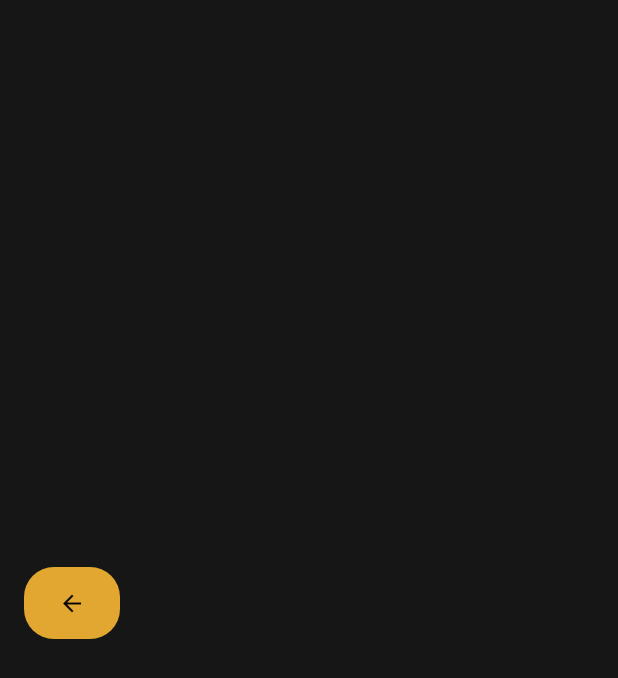
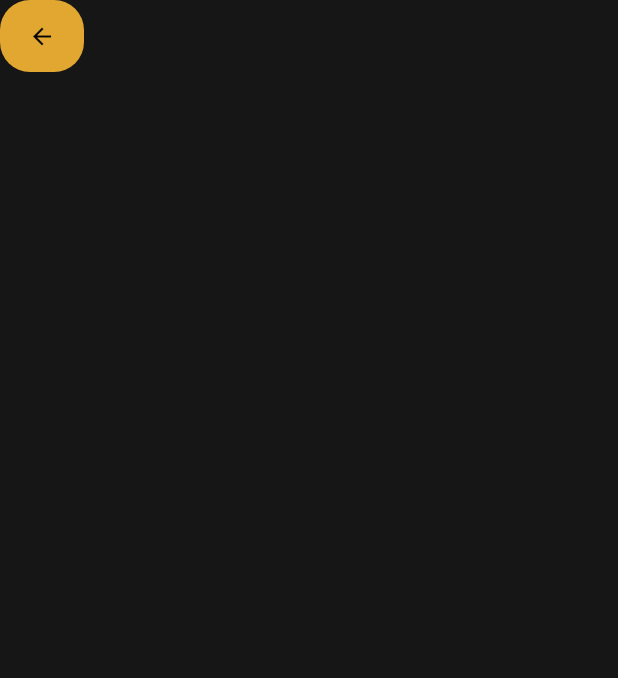
Before and after one commit to NikthePhoenix/cia_project_nik, a Flutter app: the BookedEvents screen opened by its route, on a phone screen of 412 x 824 dp. Shown: the top 678 px of the screen. Run offline on Flutter 3.47's test engine with Material 3 defaults, Android fonts, the phone set to English and light mode, and no system bars; our stand-ins replace hive, hive_flutter, image_picker, pin_code_fields; missing offline and left inert: ticket_widget; accounts and stored records are empty; network calls fail.

Commit message:
added edit_events.dart styling, fixed back button on booked_events.dart

```diff
--- a/lib/home/booked_events.dart
+++ b/lib/home/booked_events.dart
@@ -23,15 +23,9 @@ class _BookedEventsState extends State<BookedEvents> {
   Widget build(BuildContext context) {
     return Scaffold(
       backgroundColor: Color(background_darkgrey),
-      // appBar: AppBar(),
-      body: SafeArea(
-          child: Padding(
-              padding: const EdgeInsets.all(16),
-              child: Center(
-                  child: SingleChildScrollView(
-                child: Column(
-                  children: [
-                    Align(
+      appBar: AppBar(
+        backgroundColor: Color(background_darkgrey),
+        leading: Align(
                   alignment: Alignment.topLeft,
                   child: Container(
                     decoration: BoxDecoration(
@@ -50,6 +44,33 @@ class _BookedEventsState extends State<BookedEvents> {
                           color: Colors.black,
                         )),
                   )),
+      ),
+      body: SafeArea(
+          child: Padding(
+              padding: const EdgeInsets.all(16),
+              child: Center(
+                  child: SingleChildScrollView(
+                child: Column(
+                  children: [
+                    // Align(
+                    //     alignment: Alignment.topLeft,
+                    //     child: Container(
+                    //       decoration: BoxDecoration(
+                    //           color: Color(golden_yellow),
+                    //           borderRadius: BorderRadius.circular(20.0)),
+                    //       child: TextButton(
+                    //           onPressed: () {
+                    //             // Navigator.pushNamed(context, Routes.bookedEvents);
+                    //             Navigator.pushNamed(
+                    //               context,
+                    //               Routes.navigator,
+                    //             );
+                    //           },
+                    //           child: Icon(
+                    //             Icons.arrow_back,
+                    //             color: Colors.black,
+                    //           )),
+                    //     )),
                         SizedBox(
                           height: 20,
                         ),
```
Also changed, not shown: lib/organizers/edit_events.dart (+43 -13 lines). Lines whose indentation alone changed are shown as unchanged.
